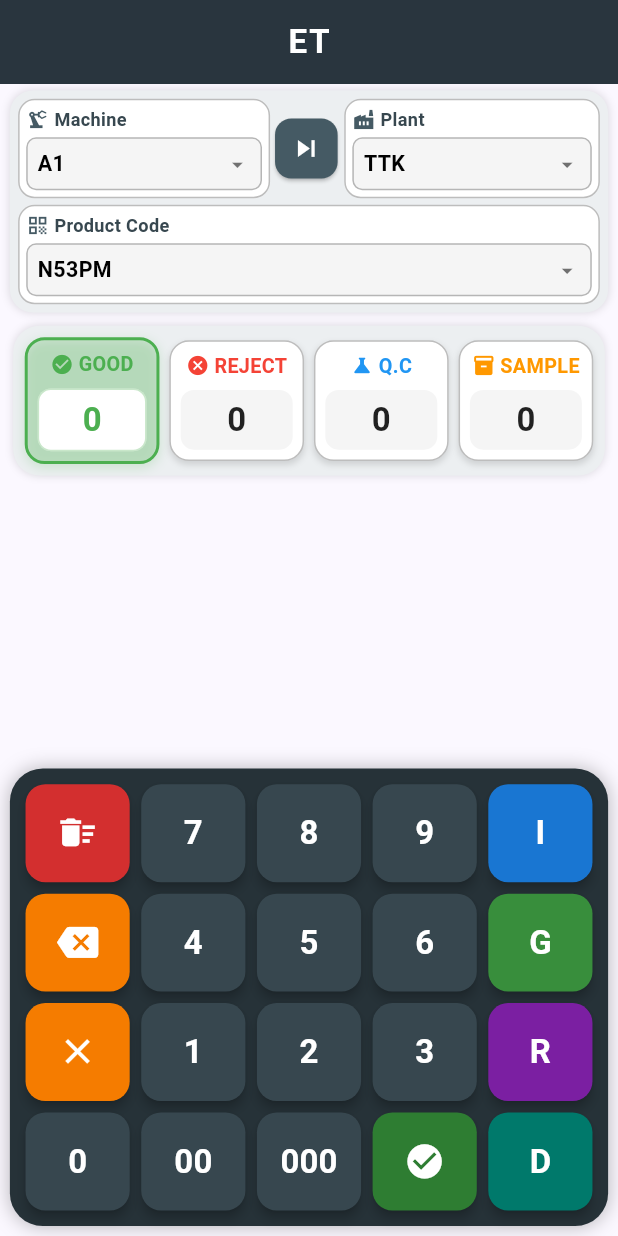
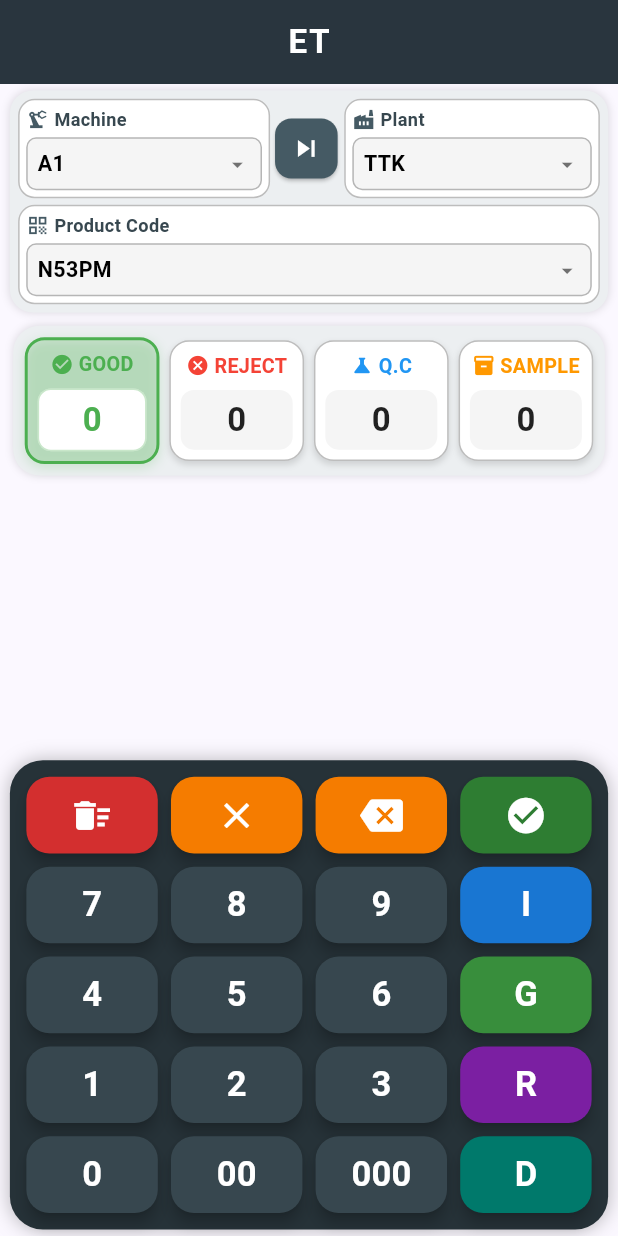
Before and after one commit to mdparvez44/Calculator, a Flutter app: the screen it shows after launch, on a phone screen of 412 x 824 dp. Run offline on Flutter 3.47's test engine with Material 3 defaults, Android fonts, the phone set to English and light mode, and no system bars; our stand-ins replace file_picker, share_plus, sqflite, sqflite_common_ffi; missing offline and left inert: excel; accounts and stored records are empty.

Commit message:
Expand Keypad to 5-row layout with larger 4-button rows for bigger touch targets

```diff
--- a/lib/screens/home.dart
+++ b/lib/screens/home.dart
@@ -23,7 +23,7 @@ class HomeScreen extends StatelessWidget {
       body: SafeArea(
         child: LayoutBuilder(
           builder: (context, constraints) {
-            double calculatedRowHeight = (constraints.maxHeight * 0.095).clamp(32.0, 78.0);
+            double calculatedRowHeight = (constraints.maxHeight * 0.078).clamp(28.0, 75.0);
 
             return Column(
               children: [
--- a/lib/widgets/keypad.dart
+++ b/lib/widgets/keypad.dart
@@ -22,15 +22,15 @@ class Keypad extends StatelessWidget {
   }) {
     return Expanded(
       child: Padding(
-        padding: EdgeInsets.all(3.5 * scale),
+        padding: EdgeInsets.all(4 * scale),
         child: ElevatedButton(
           style: ElevatedButton.styleFrom(
             backgroundColor: color ?? const Color(0xff37474F),
             foregroundColor: textColor,
-            elevation: 3,
+            elevation: 4,
             padding: EdgeInsets.zero,
             shape: RoundedRectangleBorder(
-              borderRadius: BorderRadius.circular(12 * scale),
+              borderRadius: BorderRadius.circular(14 * scale),
             ),
           ),
           onPressed: () async {
@@ -74,11 +74,11 @@ class Keypad extends StatelessWidget {
           child: FittedBox(
             fit: BoxFit.scaleDown,
             child: icon != null
-                ? Icon(icon, size: 25 * scale, color: Colors.white)
+                ? Icon(icon, size: 26 * scale, color: Colors.white)
                 : Text(
                     text,
                     style: TextStyle(
-                      fontSize: 20 * scale,
+                      fontSize: 21 * scale,
                       fontWeight: FontWeight.bold,
                       color: textColor,
                     ),
@@ -90,7 +90,7 @@ class Keypad extends StatelessWidget {
   }
 
   Widget row(BuildContext context, List<Widget> buttons, double scale) {
-    double h = rowHeight ?? (52.0 * scale);
+    double h = rowHeight ?? (54.0 * scale);
     return SizedBox(
       height: h,
       child: Row(
@@ -107,7 +107,7 @@ class Keypad extends StatelessWidget {
 
     return Container(
       padding: EdgeInsets.all(6 * scale),
-      margin: EdgeInsets.symmetric(horizontal: 6 * scale, vertical: 6 * scale),
+      margin: EdgeInsets.symmetric(horizontal: 6 * scale, vertical: 4 * scale),
       decoration: BoxDecoration(
         color: const Color(0xff263238),
         borderRadius: BorderRadius.circular(20 * scale),
@@ -116,6 +116,7 @@ class Keypad extends StatelessWidget {
       child: Column(
         mainAxisSize: MainAxisSize.min,
         children: [
+          // Row 1: Actions Bar (Clear All, Clear, Backspace, Submit)
           row(context, [
             button(
               context,
@@ -124,12 +125,13 @@ class Keypad extends StatelessWidget {
               color: Colors.red.shade700,
               icon: Icons.delete_sweep,
             ),
-            button(context, "7", scale),
-            button(context, "8", scale),
-            button(context, "9", scale),
-            button(context, "I", scale, color: Colors.blue.shade700),
-          ], scale),
-          row(context, [
+            button(
+              context,
+              "C",
+              scale,
+              color: Colors.orange.shade700,
+              icon: Icons.clear,
+            ),
             button(
               context,
               "X",
@@ -137,28 +139,6 @@ class Keypad extends StatelessWidget {
               color: Colors.orange.shade700,
               icon: Icons.backspace,
             ),
-            button(context, "4", scale),
-            button(context, "5", scale),
-            button(context, "6", scale),
-            button(context, "G", scale, color: Colors.green.shade700),
-          ], scale),
-          row(context, [
-            button(
-              context,
-              "C",
-              scale,
-              color: Colors.orange.shade700,
-              icon: Icons.clear,
-            ),
-            button(context, "1", scale),
-            button(context, "2", scale),
-            button(context, "3", scale),
-            button(context, "R", scale, color: Colors.purple.shade700),
-          ], scale),
-          row(context, [
-            button(context, "0", scale),
-            button(context, "00", scale),
-            button(context, "000", scale),
             button(
               context,
               "✔",
@@ -166,6 +146,33 @@ class Keypad extends StatelessWidget {
               color: Colors.green.shade800,
               icon: Icons.check_circle,
             ),
+          ], scale),
+          // Row 2: 7, 8, 9 & Input Sheet
+          row(context, [
+            button(context, "7", scale),
+            button(context, "8", scale),
+            button(context, "9", scale),
+            button(context, "I", scale, color: Colors.blue.shade700),
+          ], scale),
+          // Row 3: 4, 5, 6 & Gross Screen
+          row(context, [
+            button(context, "4", scale),
+            button(context, "5", scale),
+            button(context, "6", scale),
+            button(context, "G", scale, color: Colors.green.shade700),
+          ], scale),
+          // Row 4: 1, 2, 3 & Record Screen
+          row(context, [
+            button(context, "1", scale),
+            button(context, "2", scale),
+            button(context, "3", scale),
+            button(context, "R", scale, color: Colors.purple.shade700),
+          ], scale),
+          // Row 5: 0, 00, 000 & Daily Report
+          row(context, [
+            button(context, "0", scale),
+            button(context, "00", scale),
+            button(context, "000", scale),
             button(context, "D", scale, color: Colors.teal.shade700),
           ], scale),
         ],
```
